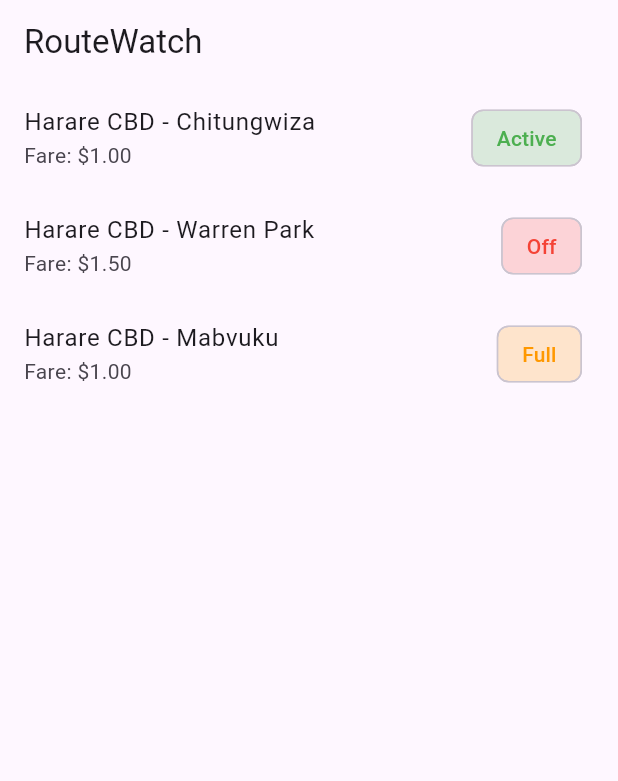
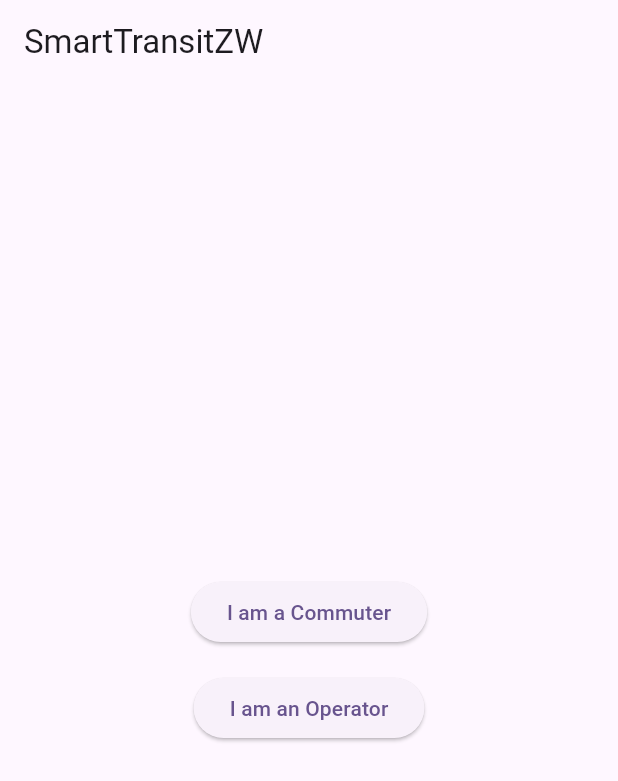
Before and after one commit to tinaishe-dr/Smart-TransitZW, a Flutter app: the screen it shows after launch, on a phone screen of 412 x 824 dp. Shown: the top 781 px of the screen. Run offline on Flutter 3.47's test engine with Material 3 defaults, Android fonts, the phone set to English and light mode, and no system bars.

Commit message:
added role picker page home screen

```diff
--- a/lib/main.dart
+++ b/lib/main.dart
@@ -1,5 +1,5 @@
 import 'package:flutter/material.dart';
-import 'models/route_model.dart';
+import 'screens/home_screen.dart';
 
 void main() {
   runApp(const MyApp());
@@ -11,89 +11,11 @@ class MyApp extends StatelessWidget {
   @override
   Widget build(BuildContext context) {
     return MaterialApp(
-      title: 'RouteWatch',
+      title: 'SmartTransitZW',
       theme: ThemeData(
         colorScheme: ColorScheme.fromSeed(seedColor: Colors.deepPurple),
       ),
-      home: const RouteListScreen(),
+      home: const HomeScreen(),
     );
   }
 }
-
-class RouteListScreen extends StatefulWidget {
-  const RouteListScreen({super.key});
-
-  @override
-  State<RouteListScreen> createState() => _RouteListScreenState();
-}
-
-class _RouteListScreenState extends State<RouteListScreen> {
-  // Step 1: fake data, just to see something on screen.
-  final List<TransitRoute> routes = [
-    TransitRoute(
-      name: 'Harare CBD - Chitungwiza',
-      fare: 1.00,
-      status: RouteStatus.active,
-    ),
-    TransitRoute(
-      name: 'Harare CBD - Warren Park',
-      fare: 1.50,
-      status: RouteStatus.off,
-    ),
-    TransitRoute(
-      name: 'Harare CBD - Mabvuku',
-      fare: 1.00,
-      status: RouteStatus.full,
-    ),
-  ];
-
-  @override
-  Widget build(BuildContext context) {
-    return Scaffold(
-      appBar: AppBar(title: const Text('RouteWatch')),
-      body: ListView.builder(
-        itemCount: routes.length,
-        itemBuilder: (context, index) {
-          final route = routes[index];
-
-          // Step 1: decide a color based on status
-          Color statusColor;
-          String statusLabel;
-          switch (route.status) {
-            case RouteStatus.active:
-              statusColor = Colors.green;
-              statusLabel = 'Active';
-              break;
-            case RouteStatus.off:
-              statusColor = Colors.red;
-              statusLabel = 'Off';
-              break;
-            case RouteStatus.full:
-              statusColor = Colors.orange;
-              statusLabel = 'Full';
-              break;
-          }
-
-          return ListTile(
-            title: Text(route.name),
-            subtitle: Text('Fare: \$${route.fare.toStringAsFixed(2)}'),
-            trailing: Chip(
-              label: Text(statusLabel),
-              backgroundColor: statusColor.withValues(alpha: 0.2),
-              labelStyle: TextStyle(color: statusColor),
-            ),
-            onTap: () {
-              setState(() {
-                routes[index] = TransitRoute(
-                  name: route.name,
-                  fare: route.fare,
-                  status: RouteStatus.full,
-                );
-              });
-            },
-          );
-        },
-      ),
-    );
-  }
-}
--- /dev/null
+++ b/lib/screens/home_screen.dart
@@ -0,0 +1,45 @@
+import 'package:flutter/material.dart';
+import 'route_list_screen.dart';
+
+class HomeScreen extends StatelessWidget {
+  const HomeScreen({super.key});
+
+  @override
+  Widget build(BuildContext context) {
+    return Scaffold(
+      appBar: AppBar(title: const Text('SmartTransitZW')),
+      body: Center(
+        child: Column(
+          mainAxisAlignment: MainAxisAlignment.center,
+          children: [
+            ElevatedButton(
+              onPressed: () {
+                Navigator.push(
+                  context,
+                  MaterialPageRoute(
+                    builder: (context) =>
+                        const RouteListScreen(isOperator: false),
+                  ),
+                );
+              },
+              child: const Text('I am a Commuter'),
+            ),
+            const SizedBox(height: 16),
+            ElevatedButton(
+              onPressed: () {
+                Navigator.push(
+                  context,
+                  MaterialPageRoute(
+                    builder: (context) =>
+                        const RouteListScreen(isOperator: true),
+                  ),
+                );
+              },
+              child: const Text('I am an Operator'),
+            ),
+          ],
+        ),
+      ),
+    );
+  }
+}
```
Also changed, not shown: lib/models/route_model.dart (+13 -0 lines), lib/screens/reports_screen.dart (added, +25 -0 lines), lib/screens/route_list_screen.dart (added, +147 -0 lines).
